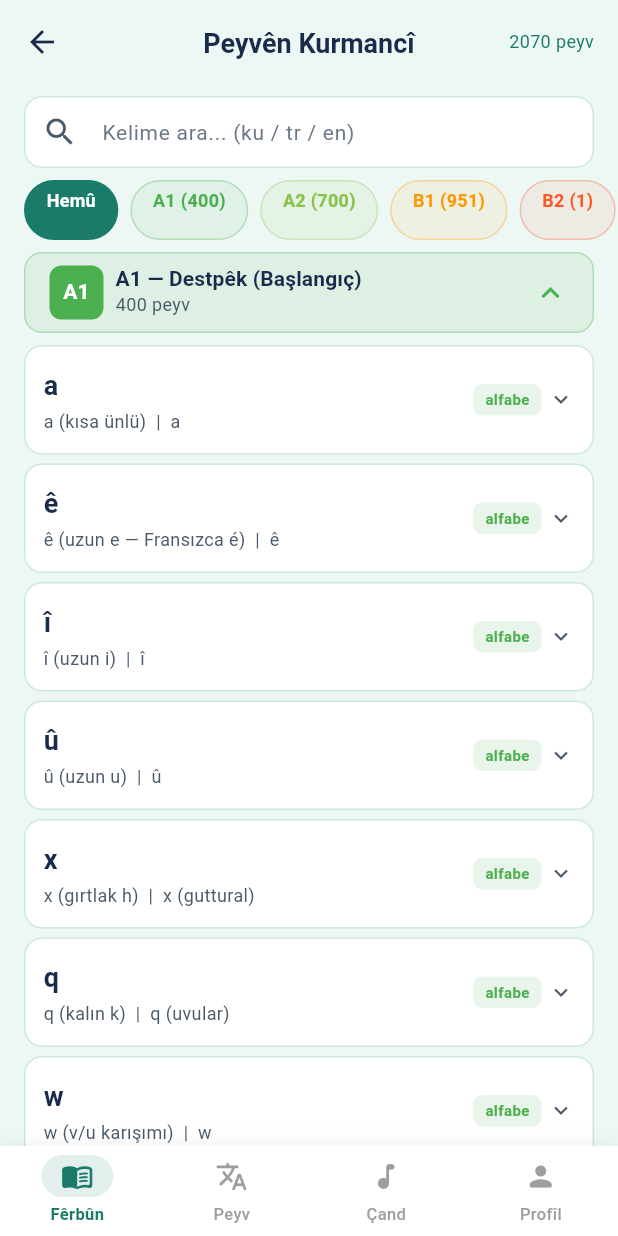
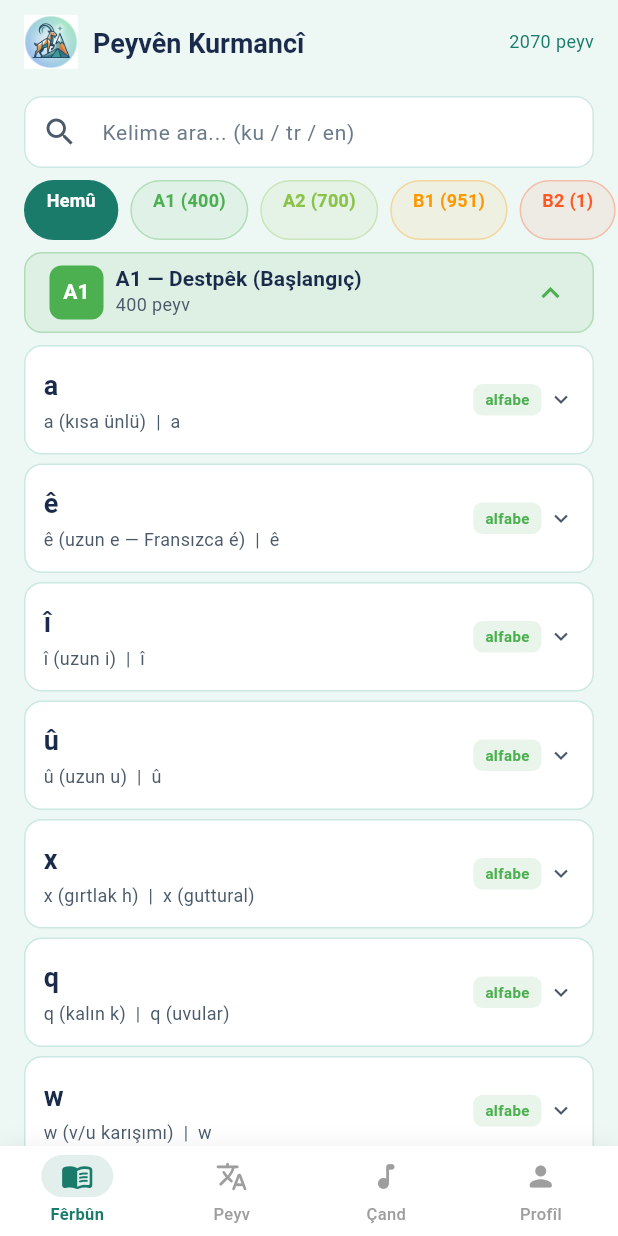
Before and after one commit to ymutlu49/lutke, a Flutter app: the screen it shows after launch, after a tap on an icon or button, on a phone screen of 412 x 824 dp. Run offline on Flutter 3.47's test engine with Material 3 defaults, Android fonts, the phone set to English and light mode, and no system bars; our stand-ins replace cloud_firestore, connectivity_plus, drift, easy_localization, firebase_auth, firebase_core and 8 more; accounts and stored records are empty; generated files the repository leaves out were written again; Roboto replaces fonts that are missing (NotoSans).

Commit message:
fix: Logo tight crop + her sayfada logo görünür
- Logo arka plan boşluğu kırpıldı (tight crop)
- Home app bar: 40px logo
- Vocabulary app bar: 36px logo + başlık
- Profile app bar: 36px logo + başlık
- Culture app bar: 36px logo + başlık
- Tüm sayfalar tutarlı marka görünümü

Co-Authored-By: Claude Opus 4.6 (1M context) <noreply@anthropic.com>

```diff
--- a/lib/features/lessons/presentation/home_screen.dart
+++ b/lib/features/lessons/presentation/home_screen.dart
@@ -46,7 +46,7 @@ class HomeScreen extends ConsumerWidget {
               titleSpacing: AppSpacing.md,
               title: GestureDetector(
                 onLongPress: () => context.push(AppRoutes.admin),
-                child: LutkeLogo.brandHorizontal(iconSize: 32),
+                child: LutkeLogo.brandHorizontal(iconSize: 40),
               ),
             ),
 
--- a/lib/features/lessons/presentation/vocabulary_browse_screen.dart
+++ b/lib/features/lessons/presentation/vocabulary_browse_screen.dart
@@ -129,13 +129,15 @@ class _VocabularyBrowseScreenState extends State<VocabularyBrowseScreen> {
       appBar: AppBar(
         backgroundColor: AppColors.backgroundPrimary,
         elevation: 0,
-        leading: IconButton(
-          icon: const Icon(Icons.arrow_back, color: AppColors.textPrimary),
-          onPressed: () => context.pop(),
-        ),
-        title: Text(
-          'Peyvên Kurmancî',
-          style: AppTypography.headingSmall.copyWith(color: AppColors.textPrimary),
+        automaticallyImplyLeading: false,
+        title: Row(
+          children: [
+            Image.asset('assets/images/logo_128.png', width: 36, height: 36,
+              filterQuality: FilterQuality.medium),
+            const SizedBox(width: 10),
+            Text('Peyvên Kurmancî',
+              style: AppTypography.headingSmall.copyWith(color: AppColors.textPrimary)),
+          ],
         ),
         actions: [
           Center(
```
Also changed, not shown: lib/core/router/app_router.dart (+10 -6 lines), lib/features/profile/profile_screen.dart (+9 -4 lines), assets/images/logo_128.png, assets/images/logo_256.png, assets/images/logo_512.png, assets/images/logo_master.png, assets/images/lutke_banner.png, 15 other files.
